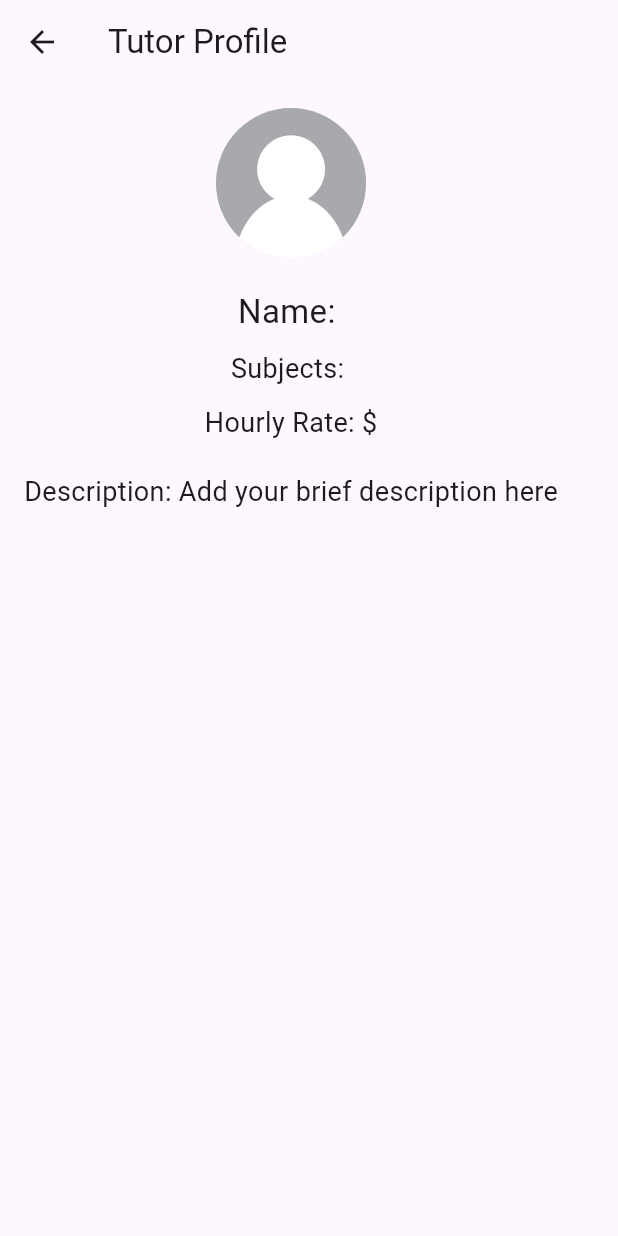
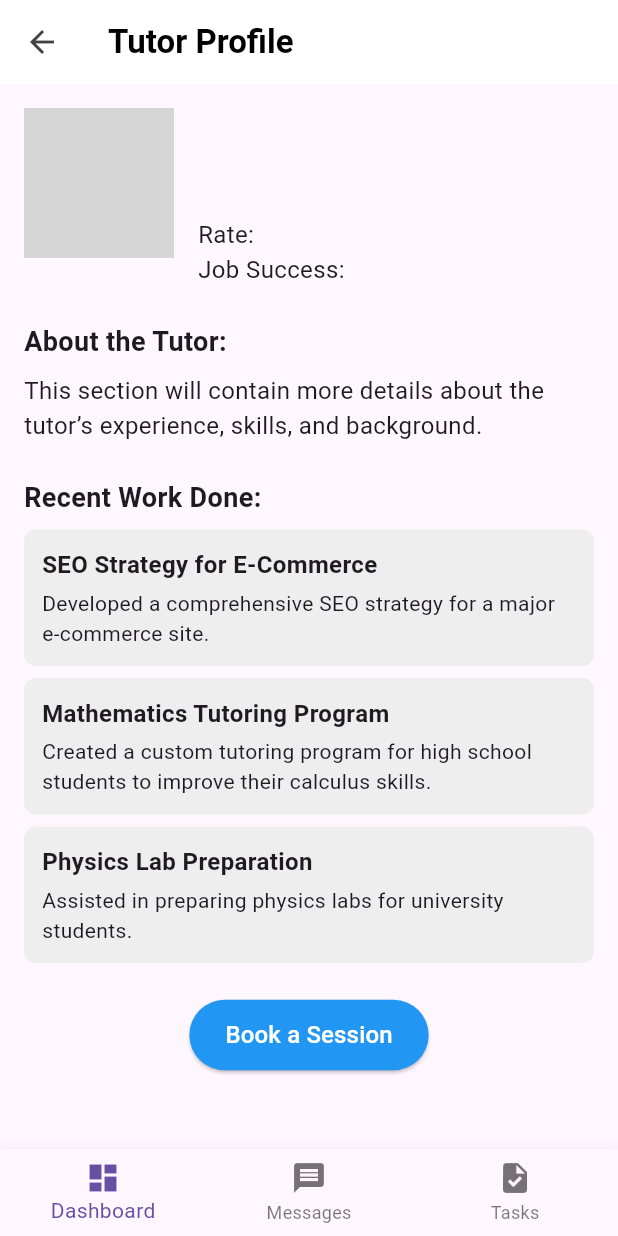
Before and after one commit to JRamirezDD/TutorLink, a Flutter app: the TutorProfilePage screen opened directly with empty values, on a phone screen of 412 x 824 dp. Run offline on Flutter 3.47's test engine with Material 3 defaults, Android fonts, the phone set to English and light mode, and no system bars; missing offline and left inert: dart:html; network calls fail; grey boxes are pictures that could not be loaded.

Commit message:
Your descriptive commit message here

```diff
--- a/SourceCode/Frontend/tutorlink_ui/lib/api_service.dart
+++ b/SourceCode/Frontend/tutorlink_ui/lib/api_service.dart
@@ -1,7 +1,9 @@
 // api_service.dart
 
 import 'dart:convert';
+import 'package:tryflutter/config.dart';
 import 'package:tutorlink_frontend_http_package/frontend_http_package.dart';
+
 
 class ApiService {
   final ApiClient apiClient;
@@ -10,7 +12,7 @@
 
   Future<Map<String, dynamic>?> getStudentProfile() async {
     try {
-      final response = await apiClient.get('/profile');
+      final response = await apiClient.get(STUDENT_BASE_ENDPOINT + Student_Profile_Endpoint);
       if (response.statusCode == 200) {
         return jsonDecode(response.body);
       } else {
--- a/SourceCode/Frontend/tutorlink_ui/lib/pages/student_home_page.dart
+++ b/SourceCode/Frontend/tutorlink_ui/lib/pages/student_home_page.dart
@@ -3,6 +3,7 @@
 import 'messages_page.dart';
 import 'user_settings_page.dart';
 import 'chat_page.dart'; // Import ChatPage for messaging functionality
+import 'tutor_profile_page.dart'; // Import TutorProfilePage for detailed tutor profiles
 import 'package:http/http.dart' as http;
 import 'dart:convert';
 
@@ -125,7 +126,17 @@
                   itemCount: tutors.length,
                   itemBuilder: (context, index) {
                     final tutor = tutors[index];
-                    return Container(
+                    return GestureDetector(
+                      onTap: () {
+                        print('Tutor tapped: ${tutor['name']}'); // Debugging statement
+                        Navigator.push(
+                          context,
+                          MaterialPageRoute(
+                            builder: (context) => TutorProfilePage(tutor: tutor),
+                          ),
+                        );
+                      },
+                      child: Container(
                         width: 300,
                         margin: const EdgeInsets.only(right: 16),
                         child: Card(
@@ -161,41 +172,6 @@
                                         ],
                                       ),
                                     ),
-                                  Column(
-                                    children: [
-                                      IconButton(
-                                        icon: const Icon(Icons.favorite_border, color: Colors.red),
-                                        onPressed: () {
-                                          if (!savedTutors.contains(tutor)) {
-                                            savedTutors.add(tutor);
-                                            ScaffoldMessenger.of(context).showSnackBar(
-                                              SnackBar(
-                                                content: Text('${tutor['name']} added to Saved Tutors!'),
-                                              ),
-                                            );
-                                          } else {
-                                            ScaffoldMessenger.of(context).showSnackBar(
-                                              SnackBar(
-                                                content: Text('${tutor['name']} is already in Saved Tutors!'),
-                                              ),
-                                            );
-                                          }
-                                        },
-                                      ),
-                                      IconButton(
-                                        icon: const Icon(Icons.chat, color: Colors.blue),
-                                        onPressed: () {
-                                          Navigator.push(
-                                            context,
-                                            MaterialPageRoute(
-                                              builder: (context) =>
-                                                  ChatPage(userName: tutor['name']),
-                                            ),
-                                          );
-                                        },
-                                      ),
-                                    ],
-                                  ),
                                   ],
                                 ),
                                 const SizedBox(height: 8),
@@ -213,6 +189,7 @@
                                   ],
                                 ),
                               ],
+                            ),
                           ),
                         ),
                       ),
--- a/SourceCode/Frontend/tutorlink_ui/lib/pages/tutor_profile_page.dart
+++ b/SourceCode/Frontend/tutorlink_ui/lib/pages/tutor_profile_page.dart
@@ -1,86 +1,190 @@
-import 'dart:io';
 import 'package:flutter/material.dart';
-import 'package:image_picker/image_picker.dart';
 
-class TutorProfilePage extends StatefulWidget {
-  final String tutorName;
-  final String subjects;
-  final String hourlyRate;
+class TutorProfilePage extends StatelessWidget {
+  final Map<String, dynamic> tutor;
 
-  const TutorProfilePage({super.key,
-    required this.tutorName,
-    required this.subjects,
-    required this.hourlyRate,
-  });
-
-  @override
-  _TutorProfilePageState createState() => _TutorProfilePageState();
-}
-
-class _TutorProfilePageState extends State<TutorProfilePage> {
-  File? _imageFile; // Store selected image
-  final picker = ImagePicker();
-
-  // Pick an image from gallery
-  Future<void> _pickImage() async {
-    final pickedFile = await picker.pickImage(source: ImageSource.gallery);
-    if (pickedFile != null) {
-      setState(() {
-        _imageFile = File(pickedFile.path);
-      });
-    }
-  }
+  const TutorProfilePage({super.key, required this.tutor});
 
   @override
   Widget build(BuildContext context) {
-    // Use a ternary operator to choose the image source
-    final imageProvider = _imageFile == null
-        ? const AssetImage('assets/images/default_avatar.png') // Use local image
-        : FileImage(_imageFile!) as ImageProvider; // Selected image
-
     return Scaffold(
       appBar: AppBar(
-        title: const Text('Tutor Profile'),
+        backgroundColor: Colors.white,
+        elevation: 0,
+        leading: IconButton(
+          icon: const Icon(Icons.arrow_back),
+          color: Colors.grey[800],
+          onPressed: () {
+            Navigator.pop(context);
+          },
         ),
-      body: SingleChildScrollView( // Make the page scrollable
+        title: const Text(
+          'Tutor Profile',
+          style: TextStyle(
+            color: Colors.black,
+            fontWeight: FontWeight.bold,
+          ),
+        ),
+      ),
+      body: SingleChildScrollView(
         padding: const EdgeInsets.all(16.0),
         child: Column(
-          crossAxisAlignment: CrossAxisAlignment.center,
-          children: <Widget>[
-            GestureDetector(
-              onTap: _pickImage, // Open gallery on tap
-              child: CircleAvatar(
+          crossAxisAlignment: CrossAxisAlignment.start,
+          children: [
+            Row(
+              crossAxisAlignment: CrossAxisAlignment.start,
+              children: [
+                // Profile Picture
+                CircleAvatar(
                   radius: 50,
-                backgroundImage: imageProvider,
-                child: _imageFile == null
-                    ? const Icon(Icons.camera_alt, color: Colors.white)
-                    : null,
+                  backgroundImage: NetworkImage(tutor['image']),
+                ),
+                const SizedBox(width: 16),
+                // Profile Details
+                Expanded(
+                  child: Column(
+                    crossAxisAlignment: CrossAxisAlignment.start,
+                    children: [
+                      Text(
+                        tutor['name'],
+                        style: const TextStyle(
+                          fontSize: 22,
+                          fontWeight: FontWeight.bold,
+                          color: Colors.black,
                         ),
                       ),
-            const SizedBox(height: 20),
+                      const SizedBox(height: 8),
                       Text(
-              'Name: ${widget.tutorName}',
-              style: const TextStyle(fontSize: 22),
+                        tutor['specialty'],
+                        style: const TextStyle(
+                          fontSize: 18,
+                          color: Colors.grey,
                         ),
-            const SizedBox(height: 10),
+                      ),
+                      const SizedBox(height: 8),
                       Text(
-              'Subjects: ${widget.subjects}',
-              style: const TextStyle(fontSize: 18),
+                        'Rate: ${tutor['rate']}',
+                        style: const TextStyle(fontSize: 16),
                       ),
-            const SizedBox(height: 10),
                       Text(
-              'Hourly Rate: \$${widget.hourlyRate}',
-              style: const TextStyle(fontSize: 18),
-            ),
-            const SizedBox(height: 20),
-            // Add additional input field for Tutor Description if needed
-            const Text(
-              'Description: Add your brief description here',
-              style: TextStyle(fontSize: 18),
+                        'Job Success: ${tutor['success']}',
+                        style: const TextStyle(fontSize: 16),
                       ),
                     ],
                   ),
                 ),
+              ],
+            ),
+            const SizedBox(height: 24),
+            // About the Tutor Section
+            const Text(
+              'About the Tutor:',
+              style: TextStyle(fontSize: 18, fontWeight: FontWeight.bold),
+            ),
+            const SizedBox(height: 8),
+            const Text(
+              'This section will contain more details about the tutor’s experience, skills, and background.',
+              style: TextStyle(fontSize: 16),
+            ),
+            const SizedBox(height: 24),
+            // Recent Work Section
+            const Text(
+              'Recent Work Done:',
+              style: TextStyle(fontSize: 18, fontWeight: FontWeight.bold),
+            ),
+            const SizedBox(height: 8),
+            Column(
+              children: [
+                WorkItem(
+                  title: 'SEO Strategy for E-Commerce',
+                  description: 'Developed a comprehensive SEO strategy for a major e-commerce site.',
+                ),
+                const SizedBox(height: 8),
+                WorkItem(
+                  title: 'Mathematics Tutoring Program',
+                  description:
+                      'Created a custom tutoring program for high school students to improve their calculus skills.',
+                ),
+                const SizedBox(height: 8),
+                WorkItem(
+                  title: 'Physics Lab Preparation',
+                  description: 'Assisted in preparing physics labs for university students.',
+                ),
+              ],
+            ),
+            const SizedBox(height: 24),
+            // Book Session Button
+            Center(
+              child: ElevatedButton(
+                style: ElevatedButton.styleFrom(
+                  backgroundColor: Colors.blue,
+                  padding: const EdgeInsets.symmetric(horizontal: 24, vertical: 12),
+                ),
+                onPressed: () {
+                  // Booking logic here
+                },
+                child: const Text(
+                  'Book a Session',
+                  style: TextStyle(fontSize: 16, color: Colors.white),
+                ),
+              ),
+            ),
+          ],
+        ),
+      ),
+      bottomNavigationBar: BottomNavigationBar(
+        type: BottomNavigationBarType.fixed,
+        currentIndex: 0,
+        items: const [
+          BottomNavigationBarItem(
+            icon: Icon(Icons.dashboard),
+            label: 'Dashboard',
+          ),
+          BottomNavigationBarItem(
+            icon: Icon(Icons.message),
+            label: 'Messages',
+          ),
+          BottomNavigationBarItem(
+            icon: Icon(Icons.task),
+            label: 'Tasks',
+          ),
+        ],
+      ),
     );
   }
 }
+
+class WorkItem extends StatelessWidget {
+  final String title;
+  final String description;
+
+  const WorkItem({super.key, required this.title, required this.description});
+
+  @override
+  Widget build(BuildContext context) {
+    return Container(
+      padding: const EdgeInsets.all(12),
+      decoration: BoxDecoration(
+        color: Colors.grey[200],
+        borderRadius: BorderRadius.circular(8),
+      ),
+      child: Column(
+        crossAxisAlignment: CrossAxisAlignment.start,
+        children: [
+          Text(
+            title,
+            style: const TextStyle(
+              fontSize: 16,
+              fontWeight: FontWeight.bold,
+            ),
+          ),
+          const SizedBox(height: 4),
+          Text(
+            description,
+            style: const TextStyle(fontSize: 14),
+          ),
+        ],
+      ),
+    );
+  }
+}
```
Also changed, not shown: DevOps/compose/scripts/prod/analysis_options.yaml (added, +28 -0 lines), DevOps/compose/scripts/prod/lib/main.dart (added, +125 -0 lines), DevOps/compose/scripts/prod/pubspec.yaml (added, +90 -0 lines), SourceCode/Frontend/tutorlink_ui/lib/config.dart (+5 -3 lines), DevOps/compose/scripts/prod/pubspec.lock (added), 19 other files. Lines whose indentation alone changed are shown as unchanged.
